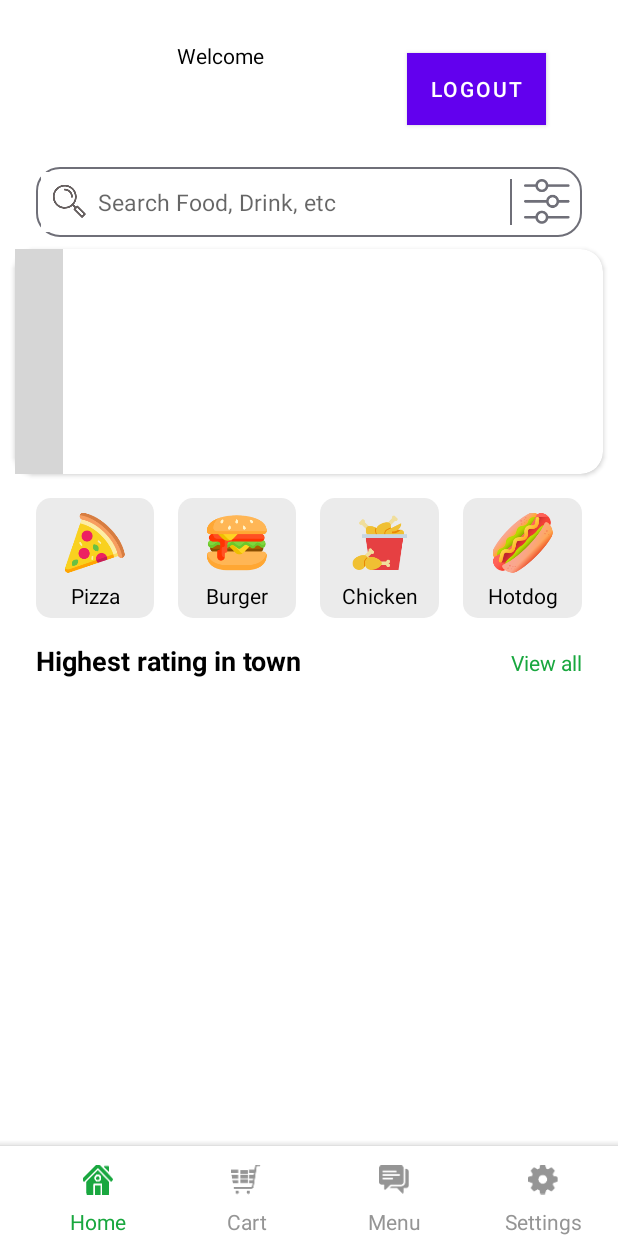
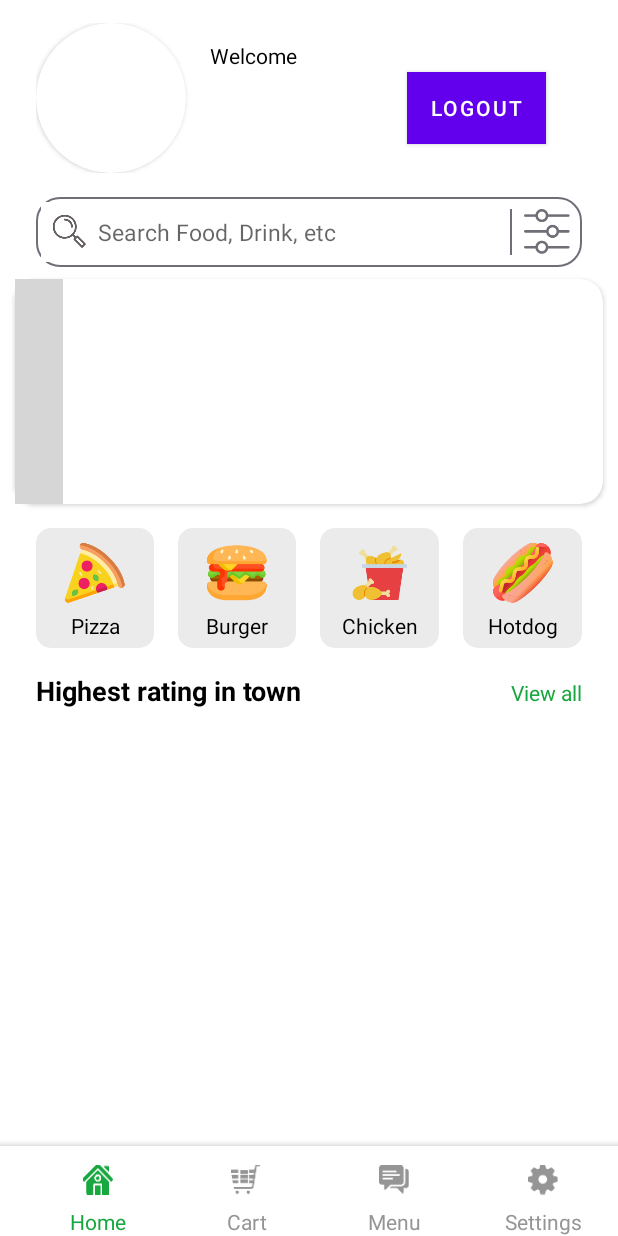
Before and after one commit to dkmoradiya611/Foody, an Android app: the screen it shows after launch once a user with an empty profile is signed in (MainActivity), on a phone screen of 412 x 824 dp. Run offline under Robolectric (Android 15) with nearby library versions, the phone set to English and light mode, and no system bars; our stand-ins replace Firebase (no records; nobody signed in at launch, a user with empty details on screens opened directly); libraries missing offline, so code that uses them is left out: com.denzcoskun.imageslider; plain views replace ImageSlider; 6 statements that could not run were skipped; grey boxes are pictures that could not be loaded.

```diff
--- a/app/src/main/res/layout/activity_main.xml
+++ b/app/src/main/res/layout/activity_main.xml
@@ -27,15 +27,35 @@
                 android:layout_marginTop="15dp"
                 android:layout_marginEnd="24dp">
 
-                <ImageView
-                    android:id="@+id/imageView"
-                    android:layout_width="70dp"
-                    android:layout_height="80dp"
-                    android:layout_marginStart="8dp"
+                <androidx.cardview.widget.CardView
+
+                    android:id="@+id/cardView2"
+                    android:layout_width="100dp"
+                    android:layout_height="100dp"
+                    app:cardCornerRadius="150dp"
+                    app:layout_constraintBottom_toBottomOf="parent"
                     app:layout_constraintStart_toStartOf="parent"
-                    app:layout_constraintTop_toTopOf="parent"
-                    tools:srcCompat="@tools:sample/avatars"
-                     />
+                    app:layout_constraintTop_toTopOf="parent">
+
+                    <ImageView
+                        android:id="@+id/imageView"
+                        android:layout_width="match_parent"
+                        android:layout_height="match_parent"
+                        android:scaleType="centerCrop"
+                        app:layout_constraintStart_toStartOf="parent"
+                        app:layout_constraintTop_toTopOf="parent"
+                        tools:srcCompat="@tools:sample/avatars" />
+                </androidx.cardview.widget.CardView>
+
+<!--                <ImageView-->
+<!--                    android:id="@+id/imageView"-->
+<!--                    android:layout_width="70dp"-->
+<!--                    android:layout_height="80dp"-->
+<!--                    android:layout_marginStart="8dp"-->
+<!--                    app:layout_constraintStart_toStartOf="parent"-->
+<!--                    app:layout_constraintTop_toTopOf="parent"-->
+<!--                    tools:srcCompat="@tools:sample/avatars"-->
+<!--                     />-->
 
                 <TextView
                     android:id="@+id/textView"
@@ -45,8 +65,8 @@
                     android:layout_marginTop="12dp"
                     android:text="Welcome"
                     android:textColor="#000000"
-                    app:layout_constraintStart_toEndOf="@+id/imageView"
-                    app:layout_constraintTop_toTopOf="@+id/imageView" />
+                    app:layout_constraintStart_toEndOf="@+id/cardView2"
+                    app:layout_constraintTop_toTopOf="@+id/cardView2" />
 
                 <TextView
                     android:id="@+id/textView2"
```
